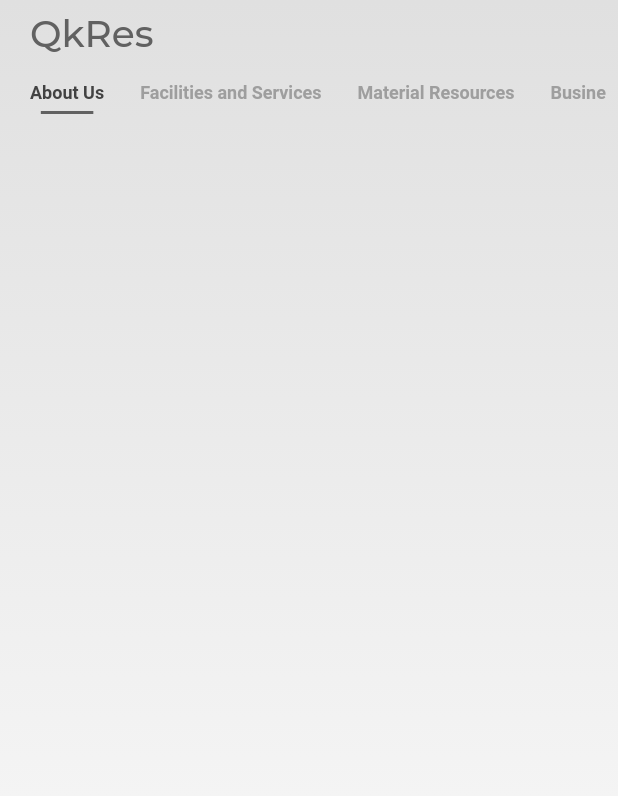
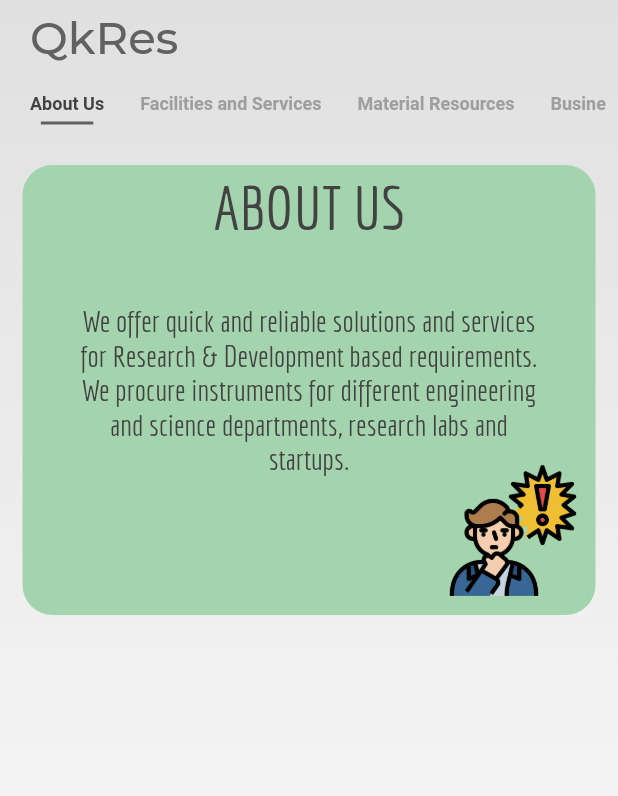
Before and after one commit to ajmal110/qkres_app, a Flutter app: the Body widget shown alone on an empty page, opened directly, on a phone screen of 412 x 824 dp. Shown: the top 796 px of the screen. Run offline on Flutter 3.47's test engine with Material 2 defaults, Android fonts, the phone set to English and light mode, and no system bars; our stand-ins replace animated_text_kit, carousel_slider, firebase_auth, firebase_core, flutter_vector_icons, modal_progress_hud; accounts and stored records are empty; project files that could hold a hidden picture were left out.

```diff
--- a/lib/components/body.dart
+++ b/lib/components/body.dart
@@ -1,6 +1,8 @@
 import 'package:flutter/cupertino.dart';
 import 'package:flutter/material.dart';
 import 'package:qkres_app/components/categories.dart';
+import 'package:carousel_slider/carousel_slider.dart';
+//this page is the body of the home page
 
 class Body extends StatefulWidget {
   @override
@@ -8,6 +10,7 @@ class Body extends StatefulWidget {
 }
 
 class _BodyState extends State<Body> {
+
   @override
   Widget build(BuildContext context) {
     return Stack(
@@ -22,7 +25,7 @@ class _BodyState extends State<Body> {
             crossAxisAlignment: CrossAxisAlignment.start,
             children: <Widget>[
               Padding(
-            padding: const EdgeInsets.only(top:7.0,left: 20),
+                padding: const EdgeInsets.only(top: 7.0, left: 20),
                 child: Text(
                   'QkRes',
                   textAlign: TextAlign.left,
@@ -31,14 +34,62 @@ class _BodyState extends State<Body> {
                     color: Colors.grey[700],
                     fontFamily: 'Montserrat',
                     fontWeight: FontWeight.w500,
-            fontSize: 25.0,
+                    fontSize: 30.0,
                   ),),
               ),
               SizedBox(height: 10,),
               Categories(),
+              Container(
+                margin: EdgeInsets.all(15),
+                padding: EdgeInsets.all(5),
+                height: 300,
+                width: 400,
+                decoration: BoxDecoration(color: Color(0xFFA4D4AE),
+                    borderRadius: BorderRadius.circular(20)),
+                child: Stack(
+                  children: <Widget>[
+                    Container(
+                      alignment: Alignment.topCenter,
+                      child: Text('ABOUT US',
+                        style: TextStyle(fontFamily: 'Economica',
+                            color: Colors.grey[800],
+                            fontSize: 40.0),
+                        // textAlign: TextAlign.center,
+                      ),
+                    ),
+                    Container(
+                      alignment: Alignment.bottomRight,
+                      child: Padding(
+                        padding: const EdgeInsets.all(5.0),
+                        child: Image.asset(
+                          'images/hypothesis.png',
+                          height: 90,
+                          fit: BoxFit.cover,
+                        ),
+                      ),
+                    ),
+                    Padding(
+                      padding: const EdgeInsets.only(right: 30.0, left: 30),
+                      child: Container(
+                          alignment: Alignment.center,
+                          child: Text(
+                            'We offer quick and reliable solutions and services for Research & Development based requirements. We procure instruments for different engineering and science departments, research labs and startups.',
+                            style: TextStyle(fontFamily: 'Economica',
+                                color: Colors.grey[800],
+                                fontSize: 20.0),
+                            softWrap: true,
+                            textAlign: TextAlign.center,
+                          )),
+                    ),
+                  ],
+                ),
 
+              ),
+              Container(),
             ],
           ),
         ]);
   }
+
+// 0xFFc8ede6
 }
--- a/lib/main.dart
+++ b/lib/main.dart
@@ -13,7 +13,7 @@ class FlashChat extends StatelessWidget {
   Widget build(BuildContext context) {
     return MaterialApp(
 
-      initialRoute:HomeScreen.id,
+      initialRoute:WelcomeScreen.id,
       routes: {
         WelcomeScreen.id: (context) => WelcomeScreen(),
         LoginScreen.id: (context) => LoginScreen(),
--- a/pubspec.yaml
+++ b/pubspec.yaml
@@ -17,9 +17,9 @@ dependencies:
   firebase_core: ^0.3.4
   firebase_auth: ^0.8.4+4
   cloud_firestore: ^0.9.13+1
-
+  modal_progress_hud: ^0.1.3
   flutter_vector_icons: ^0.2.1
-
+  carousel_slider: ^1.3.0
 #  firebase_auth_platform_interface: ^2.0.1
 
 dev_dependencies:
```
Also changed, not shown: lib/screens/home_page.dart (+64 -9 lines), lib/screens/login_screen.dart (+21 -9 lines), lib/screens/registration_screen.dart (+18 -5 lines), lib/screens/welcome_screen.dart (+4 -27 lines), images/hypothesis.png (added), images/icons8-microscope-100.png (added), pubspec.lock, 1 other file. Lines whose indentation alone changed are shown as unchanged.
